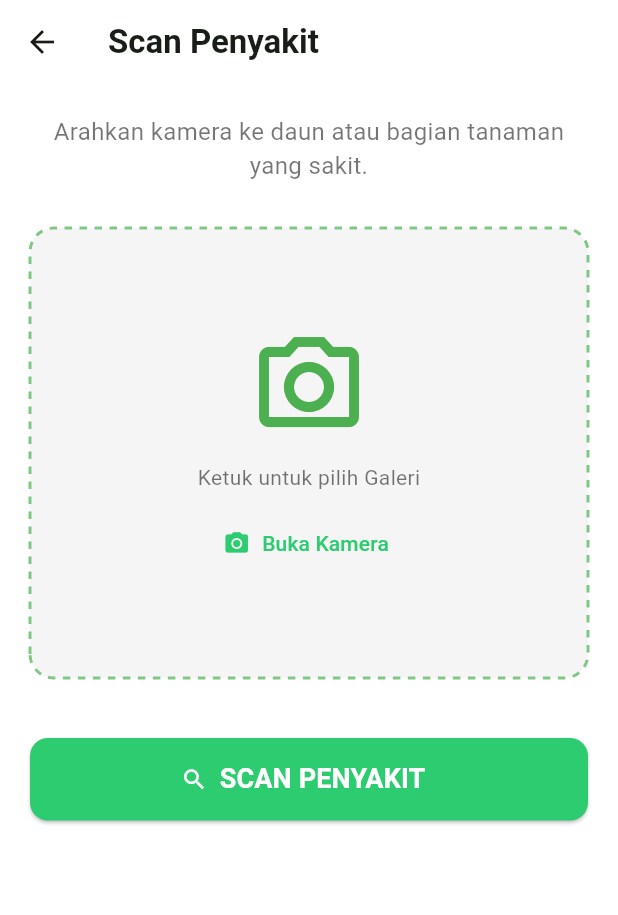
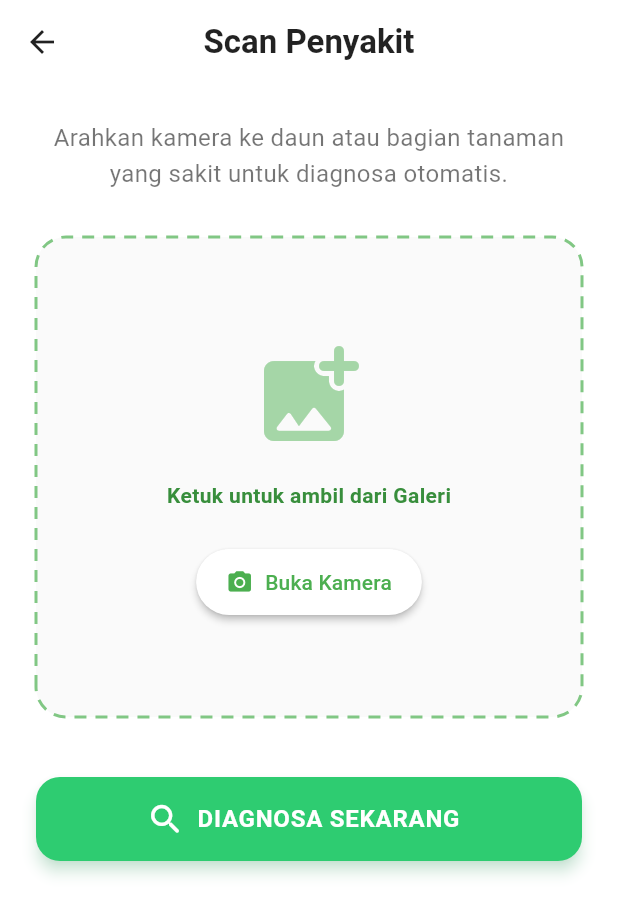
Before and after one commit to MuhRidwaan/TanamCareApps, a Flutter app: the ScanScreen screen opened directly, after a tap on "Buka Kamera", on a phone screen of 412 x 824 dp. Shown: the top 915 px of the screen. Run offline on Flutter 3.47's test engine with Material 3 defaults, Android fonts, the phone set to English and light mode, and no system bars; our stand-ins replace dio, flutter_secure_storage, image_picker; missing offline and left inert: tflite_flutter; accounts and stored records are empty.

Commit message:
Update fitur AI Scan Penyakit Tomat lengkap dengan solusi

```diff
--- /dev/null
+++ b/lib/screens/scan/disease_data.dart
@@ -0,0 +1,49 @@
+class DiseaseData {
+  static const Map<String, Map<String, String>> list = {
+    'bacterial_spot': {
+      'name': 'Bercak Bakteri',
+      'description': 'Bercak kecil berair yang berubah gelap. Daun menguning dan rontok.',
+      'treatment': '1. Pangkas daun terinfeksi.\n2. Semprot fungisida tembaga.\n3. Hindari siram dari atas.'
+    },
+    'early_blight': {
+      'name': 'Bercak Kering (Early Blight)',
+      'description': 'Bercak coklat dengan pola cincin seperti target panahan.',
+      'treatment': '1. Sirkulasi udara harus baik.\n2. Pakai mulsa.\n3. Fungisida Mancozeb.'
+    },
+    'late_blight': {
+      'name': 'Busuk Daun (Late Blight)',
+      'description': 'Bercak besar basah kelabu/hijau gelap. Menyebar cepat saat lembab.',
+      'treatment': '1. Musnahkan tanaman parah.\n2. Jaga kebun kering.\n3. Fungisida preventif.'
+    },
+    'leaf_mold': {
+      'name': 'Kapang Daun',
+      'description': 'Bercak kuning pucat di atas daun, bawahnya ada jamur halus zaitun.',
+      'treatment': '1. Kurangi kelembaban.\n2. Ventilasi diperbaiki.\n3. Fungisida tembaga.'
+    },
+    'septoria_leaf_spot': {
+      'name': 'Bercak Septoria',
+      'description': 'Bercak bulat kecil banyak dengan pinggiran gelap dan pusat putih.',
+      'treatment': '1. Buang daun sakit.\n2. Bersihkan gulma.\n3. Rotasi tanaman.'
+    },
+    'spotted_spider_mite': {
+      'name': 'Tungau Laba-laba',
+      'description': 'Bintik kuning halus di daun. Ada jaring halus jika parah.',
+      'treatment': '1. Semprot air deras.\n2. Minyak Mimba (Neem Oil).'
+    },
+    'target_spot': {
+      'name': 'Bercak Target',
+      'description': 'Bercak coklat dengan lingkaran konsentris, mirip Early Blight tapi lebih kecil.',
+      'treatment': '1. Jaga jarak tanam.\n2. Fungisida rutin.'
+    },
+    'yellow_leaf_curl_virus': {
+      'name': 'Virus Kuning Keriting',
+      'description': 'Daun mengecil, keriting ke atas, dan menguning.',
+      'treatment': '1. Cabut tanaman.\n2. Basmi kutu kebul.\n3. Tidak ada obat kimia.'
+    },
+    'healthy': {
+      'name': 'Tanaman Sehat',
+      'description': 'Tanaman segar, hijau, mulus.',
+      'treatment': 'Lanjutkan perawatan rutin (siram & pupuk).'
+    },
+  };
+}
--- a/lib/screens/scan/scan_screen.dart
+++ b/lib/screens/scan/scan_screen.dart
@@ -3,8 +3,9 @@ import 'dart:ui' as ui;
 import 'package:flutter/material.dart';
 import 'package:flutter/services.dart' show rootBundle;
 import 'package:image_picker/image_picker.dart';
-// Import ini sekarang akan berhasil karena file services/ai_service.dart sudah dibuat
 import '../../services/ai_service.dart';
+// Import file data penyakit yang baru dibuat
+import 'disease_data.dart';
 
 class ScanScreen extends StatefulWidget {
   const ScanScreen({super.key});
@@ -14,7 +15,6 @@ class ScanScreen extends StatefulWidget {
 }
 
 class _ScanScreenState extends State<ScanScreen> {
-  // Instance AIService sekarang valid
   final AIService _aiService = AIService();
   final ImagePicker _picker = ImagePicker();
 
@@ -31,26 +31,28 @@ class _ScanScreenState extends State<ScanScreen> {
 
   Future<void> _loadModelAndLabels() async {
     await _aiService.loadModel();
-    // Load labels.txt dari assets
     try {
       final labelData = await rootBundle.loadString('assets/labels.txt');
       setState(() {
-        _labels = labelData.split('\n').where((s) => s.isNotEmpty).toList();
+        _labels = labelData
+            .split('\n')
+            .map((e) => e.trim())
+            .where((s) => s.isNotEmpty)
+            .toList();
       });
     } catch (e) {
       print("Error loading labels: $e");
-      // Fallback labels jika file tidak ditemukan
+      // Fallback labels
       _labels = [
-        "Bacterial Spot",
-        "Early Blight",
-        "Late Blight",
-        "Leaf Mold",
-        "Septoria Leaf Spot",
-        "Spider Mites",
-        "Target Spot",
-        "Yellow Leaf Curl Virus",
-        "Mosaic Virus",
-        "Healthy"
+        'bacterial_spot',
+        'early_blight',
+        'healthy',
+        'late_blight',
+        'leaf_mold',
+        'septoria_leaf_spot',
+        'spotted_spider_mite',
+        'target_spot',
+        'yellow_leaf_curl_virus'
       ];
     }
   }
@@ -61,18 +63,14 @@ class _ScanScreenState extends State<ScanScreen> {
     super.dispose();
   }
 
-  // Fungsi ambil gambar
   Future<void> _pickImage(ImageSource source) async {
     try {
-      final XFile? pickedFile = await _picker.pickImage(
-        source: source,
-        maxWidth: 600, // Kompres sedikit agar tidak berat di memori
-      );
-
+      final XFile? pickedFile =
+          await _picker.pickImage(source: source, maxWidth: 600);
       if (pickedFile != null) {
         setState(() {
           _selectedImage = File(pickedFile.path);
-          _result = null; // Reset hasil sebelumnya
+          _result = null;
         });
       }
     } catch (e) {
@@ -80,7 +78,6 @@ class _ScanScreenState extends State<ScanScreen> {
     }
   }
 
-  // Fungsi Scan AI
   Future<void> _startScan() async {
     if (_selectedImage == null) {
       ScaffoldMessenger.of(context).showSnackBar(
@@ -93,7 +90,6 @@ class _ScanScreenState extends State<ScanScreen> {
       _isAnalyzing = true;
     });
 
-    // Jalankan prediksi
     final result = await _aiService.analyzeImage(_selectedImage!, _labels);
 
     setState(() {
@@ -102,7 +98,6 @@ class _ScanScreenState extends State<ScanScreen> {
     });
 
     if (result != null) {
-      // Tampilkan Modal/Dialog Hasil
       _showResultDialog(result);
     } else {
       ScaffoldMessenger.of(context).showSnackBar(
@@ -111,46 +106,165 @@ class _ScanScreenState extends State<ScanScreen> {
     }
   }
 
+  // --- BAGIAN INI YANG DI-UPGRADE TOTAL BIAR MANTAP ---
   void _showResultDialog(Map<String, dynamic> result) {
+    // String rawLabel = result['label'];
+    String rawLabel = result['label'].toString().trim();
+    print("Mencari data untuk: '$rawLabel'");
+    // Ambil data dari DiseaseData, kalau gak ada pakai data default
+    var info = DiseaseData.list[rawLabel] ??
+        {
+          'name': rawLabel,
+          'description': 'Data belum tersedia untuk penyakit ini.',
+          'treatment': 'Konsultasikan dengan ahli pertanian.'
+        };
+
+    // Pakai DraggableScrollableSheet biar panelnya bisa digeser naik turun
     showModalBottomSheet(
       context: context,
-      shape: const RoundedRectangleBorder(
-        borderRadius: BorderRadius.vertical(top: Radius.circular(20)),
+      isScrollControlled: true,
+      backgroundColor: Colors.transparent,
+      builder: (context) {
+        return DraggableScrollableSheet(
+          initialChildSize: 0.65, // Tinggi awal 65% layar
+          minChildSize: 0.4,
+          maxChildSize: 0.95,
+          builder: (_, controller) {
+            return Container(
+              decoration: const BoxDecoration(
+                color: Colors.white,
+                borderRadius: BorderRadius.vertical(top: Radius.circular(24)),
               ),
-      builder: (context) {
-        return Container(
-          padding: const EdgeInsets.all(24),
-          child: Column(
-            mainAxisSize: MainAxisSize.min,
+              padding: const EdgeInsets.fromLTRB(24, 12, 24, 24),
+              child: ListView(
+                controller: controller,
                 children: [
-              const Icon(Icons.check_circle, color: Colors.green, size: 60),
+                  // Garis kecil buat penanda bisa digeser
+                  Center(
+                    child: Container(
+                      width: 50,
+                      height: 5,
+                      margin: const EdgeInsets.only(bottom: 20),
+                      decoration: BoxDecoration(
+                          color: Colors.grey[300],
+                          borderRadius: BorderRadius.circular(10)),
+                    ),
+                  ),
+
+                  // Ikon & Judul Utama
+                  Center(
+                    child: Icon(
+                      rawLabel == 'healthy'
+                          ? Icons.verified_user_rounded
+                          : Icons.warning_amber_rounded,
+                      color: rawLabel == 'healthy'
+                          ? Colors.green
+                          : Colors.orange[800],
+                      size: 70,
+                    ),
+                  ),
                   const SizedBox(height: 16),
                   Text(
-                "Hasil Deteksi: ${result['label']}",
-                style:
-                    const TextStyle(fontSize: 22, fontWeight: FontWeight.bold),
+                    info['name']!,
+                    style: const TextStyle(
+                        fontSize: 24,
+                        fontWeight: FontWeight.bold,
+                        color: Colors.black87),
                     textAlign: TextAlign.center,
                   ),
                   const SizedBox(height: 8),
+
+                  // Badge Akurasi
+                  Center(
+                    child: Container(
+                      padding: const EdgeInsets.symmetric(
+                          horizontal: 12, vertical: 6),
+                      decoration: BoxDecoration(
+                          color: Colors.blue.shade50,
+                          borderRadius: BorderRadius.circular(20),
+                          border: Border.all(color: Colors.blue.shade100)),
+                      child: Text(
+                        "Tingkat Keyakinan AI: ${result['confidence']}%",
+                        style: TextStyle(
+                            fontSize: 14,
+                            color: Colors.blue.shade800,
+                            fontWeight: FontWeight.w600),
+                      ),
+                    ),
+                  ),
+                  const SizedBox(height: 30),
+
+                  // Bagian Gejala
+                  _buildSectionTitle("🔍 Gejala & Ciri-ciri"),
                   Text(
-                "Tingkat Keyakinan: ${result['confidence']}%",
-                style: const TextStyle(fontSize: 16, color: Colors.grey),
+                    info['description']!,
+                    style: const TextStyle(
+                        fontSize: 16, height: 1.6, color: Colors.black87),
+                    textAlign: TextAlign.justify,
                   ),
                   const SizedBox(height: 24),
+
+                  // Bagian Solusi (Kotak Hijau)
+                  _buildSectionTitle("💊 Solusi & Penanganan"),
+                  Container(
+                    padding: const EdgeInsets.all(16),
+                    decoration: BoxDecoration(
+                      color: const Color(0xFFF1F8E9), // Hijau muda banget
+                      borderRadius: BorderRadius.circular(12),
+                      border: Border.all(color: const Color(0xFFC5E1A5)),
+                    ),
+                    child: Column(
+                      crossAxisAlignment: CrossAxisAlignment.start,
+                      children: [
+                        Text(
+                          info['treatment']!,
+                          style: const TextStyle(
+                              fontSize: 15,
+                              height: 1.8,
+                              color: Color(0xFF33691E)),
+                        ),
+                      ],
+                    ),
+                  ),
+
+                  const SizedBox(height: 30),
+
+                  // Tombol Tutup
                   SizedBox(
                     width: double.infinity,
+                    height: 50,
                     child: ElevatedButton(
                       onPressed: () => Navigator.pop(context),
-                  style:
-                      ElevatedButton.styleFrom(backgroundColor: Colors.green),
+                      style: ElevatedButton.styleFrom(
+                        backgroundColor: const Color(0xFF2ECC71),
+                        shape: RoundedRectangleBorder(
+                            borderRadius: BorderRadius.circular(12)),
+                        elevation: 0,
+                      ),
                       child: const Text("Tutup",
-                      style: TextStyle(color: Colors.white)),
+                          style: TextStyle(
+                              color: Colors.white,
+                              fontSize: 16,
+                              fontWeight: FontWeight.bold)),
                     ),
-              )
+                  ),
                 ],
               ),
             );
           },
+        );
+      },
+    );
+  }
+
+  Widget _buildSectionTitle(String title) {
+    return Padding(
+      padding: const EdgeInsets.only(bottom: 10),
+      child: Text(
+        title,
+        style: const TextStyle(
+            fontSize: 18, fontWeight: FontWeight.bold, color: Colors.black87),
+      ),
     );
   }
 
@@ -160,35 +274,39 @@ class _ScanScreenState extends State<ScanScreen> {
       backgroundColor: Colors.white,
       appBar: AppBar(
         title: const Text("Scan Penyakit",
-            style: TextStyle(fontWeight: FontWeight.bold)),
+            style:
+                TextStyle(fontWeight: FontWeight.bold, color: Colors.black87)),
         backgroundColor: Colors.white,
         elevation: 0,
+        centerTitle: true,
+        iconTheme: const IconThemeData(color: Colors.black87),
       ),
       body: SingleChildScrollView(
         child: Padding(
-          padding: const EdgeInsets.all(20.0),
+          padding: const EdgeInsets.all(24.0),
           child: Column(
             crossAxisAlignment: CrossAxisAlignment.stretch,
             children: [
               const Text(
-                "Arahkan kamera ke daun atau bagian tanaman yang sakit.",
+                "Arahkan kamera ke daun atau bagian tanaman yang sakit untuk diagnosa otomatis.",
                 textAlign: TextAlign.center,
-                style: TextStyle(fontSize: 16, color: Colors.black54),
+                style:
+                    TextStyle(fontSize: 16, color: Colors.black54, height: 1.5),
               ),
               const SizedBox(height: 30),
 
-              // --- AREA GAMBAR ---
+              // --- AREA GAMBAR (KODE LAMA TETAP ADA) ---
               GestureDetector(
                 onTap: () => _pickImage(ImageSource.gallery),
                 child: CustomPaint(
                   foregroundPainter: _selectedImage == null
                       ? _DashedBorderPainter(color: Colors.green.shade300)
-                      : null, // Hilangkan garis jika gambar sudah ada
+                      : null,
                   child: Container(
-                    height: 300,
+                    height: 320,
                     decoration: BoxDecoration(
-                      color: Colors.grey.shade100,
-                      borderRadius: BorderRadius.circular(16),
+                      color: Colors.grey.shade50,
+                      borderRadius: BorderRadius.circular(20),
                       image: _selectedImage != null
                           ? DecorationImage(
                               image: FileImage(_selectedImage!),
@@ -200,37 +318,47 @@ class _ScanScreenState extends State<ScanScreen> {
                         ? Column(
                             mainAxisAlignment: MainAxisAlignment.center,
                             children: [
-                              const Icon(Icons.photo_camera_outlined,
-                                  size: 80, color: Colors.green),
-                              const SizedBox(height: 10),
-                              const Text("Ketuk untuk pilih Galeri",
-                                  style: TextStyle(color: Colors.black54)),
-                              const SizedBox(height: 10),
-                              TextButton.icon(
+                              Icon(Icons.add_photo_alternate_rounded,
+                                  size: 80, color: Colors.green.shade200),
+                              const SizedBox(height: 16),
+                              Text("Ketuk untuk ambil dari Galeri",
+                                  style: TextStyle(
+                                      color: Colors.green.shade700,
+                                      fontWeight: FontWeight.w600)),
+                              const SizedBox(height: 24),
+                              ElevatedButton.icon(
                                 onPressed: () => _pickImage(ImageSource.camera),
-                                icon: const Icon(Icons.camera_alt,
-                                    color: Color(0xFF2ECC71)),
-                                label: const Text("Buka Kamera",
-                                    style: TextStyle(color: Color(0xFF2ECC71))),
+                                icon: const Icon(Icons.camera_alt),
+                                label: const Text("Buka Kamera"),
+                                style: ElevatedButton.styleFrom(
+                                  backgroundColor: Colors.white,
+                                  foregroundColor: Colors.green,
+                                  elevation: 2,
+                                  padding: const EdgeInsets.symmetric(
+                                      horizontal: 20, vertical: 12),
+                                ),
                               )
                             ],
                           )
                         : Stack(
                             children: [
                               Positioned(
-                                top: 10,
-                                right: 10,
-                                child: CircleAvatar(
-                                  backgroundColor: Colors.white,
-                                  child: IconButton(
-                                    icon: const Icon(Icons.close,
-                                        color: Colors.red),
-                                    onPressed: () {
+                                top: 12,
+                                right: 12,
+                                child: GestureDetector(
+                                  onTap: () {
                                     setState(() {
                                       _selectedImage = null;
                                       _result = null;
                                     });
                                   },
+                                  child: Container(
+                                    padding: const EdgeInsets.all(8),
+                                    decoration: const BoxDecoration(
+                                        color: Colors.black54,
+                                        shape: BoxShape.circle),
+                                    child: const Icon(Icons.close,
+                                        color: Colors.white, size: 20),
                                   ),
                                 ),
                               )
@@ -243,26 +371,30 @@ class _ScanScreenState extends State<ScanScreen> {
 
               // --- TOMBOL SCAN ---
               SizedBox(
-                height: 55,
+                height: 56,
                 child: ElevatedButton.icon(
                   onPressed: _isAnalyzing ? null : _startScan,
                   icon: _isAnalyzing
                       ? const SizedBox(
-                          width: 20,
-                          height: 20,
+                          width: 24,
+                          height: 24,
                           child: CircularProgressIndicator(
-                              color: Colors.white, strokeWidth: 2))
-                      : const Icon(Icons.search),
+                              color: Colors.white, strokeWidth: 2.5))
+                      : const Icon(Icons.search_rounded, size: 26),
                   label: Text(
-                    _isAnalyzing ? "MENGANALISIS..." : "SCAN PENYAKIT",
+                    _isAnalyzing ? "MENGANALISIS..." : "DIAGNOSA SEKARANG",
                     style: const TextStyle(
-                        fontSize: 18, fontWeight: FontWeight.bold),
+                        fontSize: 16,
+                        fontWeight: FontWeight.bold,
+                        letterSpacing: 0.5),
                   ),
                   style: ElevatedButton.styleFrom(
                     backgroundColor: const Color(0xFF2ECC71),
                     foregroundColor: Colors.white,
+                    elevation: 4,
+                    shadowColor: const Color(0xFF2ECC71).withOpacity(0.4),
                     shape: RoundedRectangleBorder(
-                        borderRadius: BorderRadius.circular(12)),
+                        borderRadius: BorderRadius.circular(16)),
                   ),
                 ),
               ),
@@ -274,7 +406,7 @@ class _ScanScreenState extends State<ScanScreen> {
   }
 }
 
-// Custom Painter untuk garis putus-putus
+// Custom Painter tetap sama
 class _DashedBorderPainter extends CustomPainter {
   final Color color;
   _DashedBorderPainter({required this.color});
@@ -289,12 +421,11 @@ class _DashedBorderPainter extends CustomPainter {
     final Path path = Path()
       ..addRRect(RRect.fromRectAndRadius(
         Rect.fromLTWH(0, 0, size.width, size.height),
-        const Radius.circular(16),
+        const Radius.circular(20),
       ));
 
-    // Simple dash effect
-    const double dashWidth = 5;
-    const double dashSpace = 5;
+    const double dashWidth = 8;
+    const double dashSpace = 6;
     double distance = 0.0;
 
     final Path dashedPath = Path();
--- a/lib/services/ai_service.dart
+++ b/lib/services/ai_service.dart
@@ -4,7 +4,7 @@ import 'package:image/image.dart' as img;
 
 class AIService {
   Interpreter? _interpreter;
-  static const String modelFile = "assets/TanamCareModelAI.tflite";
+  static const String modelFile = "assets/tomato_model_int8.tflite";
   static const int inputSize = 224;
 
   Future<void> loadModel() async {
@@ -48,9 +48,9 @@ class AIService {
       for (var y = 0; y < inputSize; y++) {
         for (var x = 0; x < inputSize; x++) {
           final pixel = resizedImage.getPixel(x, y);
-          input[0][y][x][0] = pixel.r / 255.0;
-          input[0][y][x][1] = pixel.g / 255.0;
-          input[0][y][x][2] = pixel.b / 255.0;
+          input[0][y][x][0] = pixel.r.toDouble();
+          input[0][y][x][1] = pixel.g.toDouble();
+          input[0][y][x][2] = pixel.b.toDouble();
         }
       }
 
--- a/pubspec.yaml
+++ b/pubspec.yaml
@@ -27,7 +27,7 @@ dependencies:
 
   # PERBAIKAN DI SINI:
   # Update ke 0.11.0 agar support model TensorFlow terbaru
-  tflite_flutter: ^0.11.0
+  tflite_flutter: 0.12.1
 
   image_picker: ^1.0.7
   image: ^4.1.7
@@ -46,5 +46,5 @@ flutter:
     - assets/
     # Baris di bawah ini sebenarnya opsional jika 'assets/' sudah di-include,
     # tapi dibiarkan agar lebih spesifik (aman).
-    - assets/TanamCareModelAI.tflite
+    - assets/tomato_model_int8.tflite
     - assets/labels.txt
```
Also changed, not shown: assets/labels.txt (+9 -10 lines), pubspec.lock, 2 other files. Lines whose indentation alone changed are shown as unchanged.
